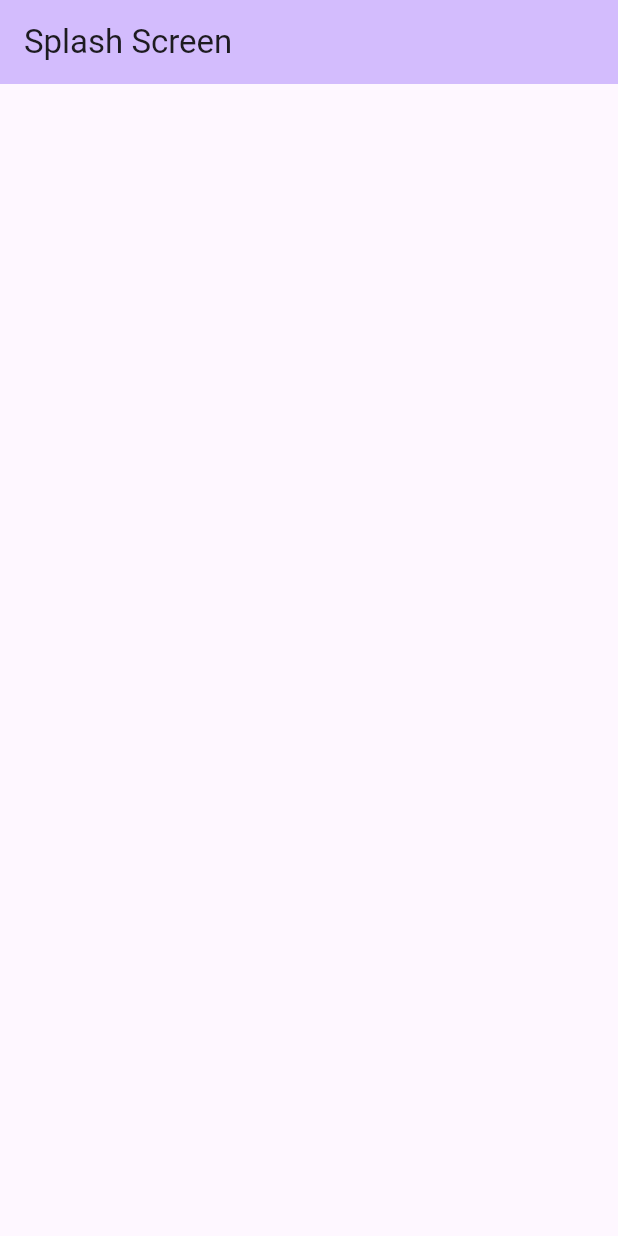
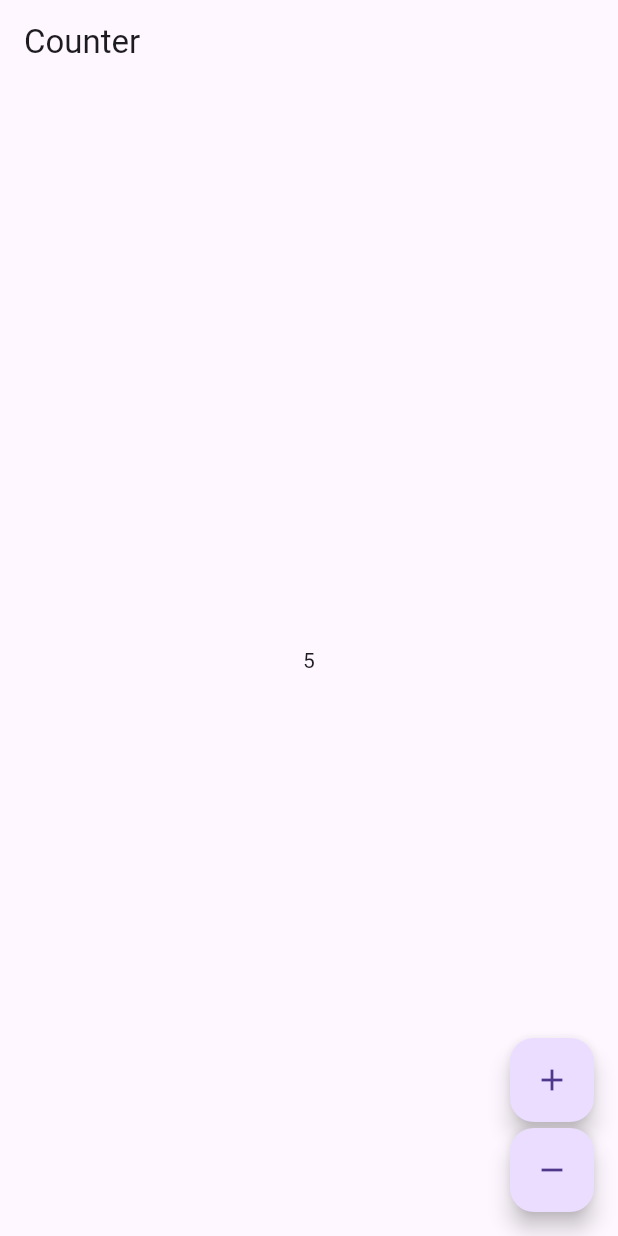
Before and after one commit to Viratcon97/DivideNow, a Flutter app: the screen it shows after launch, after a tap on the "add" icon, on a phone screen of 412 x 824 dp. Run offline on Flutter 3.47's test engine with Material 3 defaults, Android fonts, the light colour scheme and no system bars; our stand-ins replace flutter_bloc.

Commit message:
Bloc Counter Example added.

```diff
--- /dev/null
+++ b/lib/CounterCubit.dart
@@ -0,0 +1,8 @@
+import 'package:flutter_bloc/flutter_bloc.dart';
+
+class CounterCubit extends Cubit<int>{
+  CounterCubit(super.initialState);
+
+  void increment() => emit(state + 1);
+  void decrement() => emit(state - 1);
+}
--- a/lib/main.dart
+++ b/lib/main.dart
@@ -1,4 +1,4 @@
-import 'package:divide_now/ui/SplashScreen.dart';
+import 'package:divide_now/ui/HomeScreen.dart';
 import 'package:divide_now/utils/helper.dart';
 import 'package:flutter/material.dart';
 
@@ -15,60 +15,7 @@ class MyApp extends StatelessWidget {
     return MaterialApp(
       title: 'Flutter Demo',
       theme: Helper.theme(),
-      home: const MyHomePage(title: 'Divide Now'),
+      home: const HomeScreen(title: 'Divide Now'),
     );
   }
 }
-
-class MyHomePage extends StatefulWidget {
-  const MyHomePage({super.key, required this.title});
-
-  final String title;
-
-  @override
-  State<MyHomePage> createState() => _MyHomePageState();
-}
-
-class _MyHomePageState extends State<MyHomePage> {
-  int _counter = 0;
-
-  void _incrementCounter() {
-    setState(() {
-      _counter++;
-    });
-  }
-
-  void nextButtonPress(){
-    Navigator.of(context).push(
-        MaterialPageRoute(builder: (context) => const SplashScreen()));
-  }
-
-  @override
-  Widget build(BuildContext context) {
-    return Scaffold(
-      appBar: AppBar(
-        backgroundColor: Theme.of(context).colorScheme.inversePrimary,
-        title: Text(widget.title),
-      ),
-      body: Center(
-        child: Column(
-          mainAxisAlignment: MainAxisAlignment.center,
-          children: <Widget>[
-            const Text(
-              'You have pushed the button this many times:',
-            ),
-            Text(
-              '$_counter',
-              style: Theme.of(context).textTheme.headlineMedium,
-            ),
-          ],
-        ),
-      ),
-      floatingActionButton: FloatingActionButton(
-        onPressed: nextButtonPress,
-        tooltip: 'Increment',
-        child: const Icon(Icons.add),
-      ), // This trailing comma makes auto-formatting nicer for build methods.
-    );
-  }
-}
--- /dev/null
+++ b/lib/ui/Counter.dart
@@ -0,0 +1,47 @@
+import 'package:divide_now/CounterCubit.dart';
+import 'package:flutter/material.dart';
+import 'package:flutter_bloc/flutter_bloc.dart';
+
+class Counter extends StatelessWidget{
+  const Counter({super.key});
+
+  @override
+  Widget build(BuildContext context) {
+    return MaterialApp(
+      home: BlocProvider(
+        create: (context) => CounterCubit(5),
+        child: CounterScreen(),
+      ),
+    );
+  }
+
+}
+
+class CounterScreen extends StatelessWidget {
+  const CounterScreen({super.key});
+
+  @override
+  Widget build(BuildContext context) {
+    return Scaffold(
+      appBar: AppBar(title: const Text('Counter')),
+      body: BlocBuilder<CounterCubit, int>(
+        builder: (context, count) => Center(child: Text('$count')),
+      ),
+      floatingActionButton: Column(
+        crossAxisAlignment: CrossAxisAlignment.end,
+        mainAxisAlignment: MainAxisAlignment.end,
+        children: <Widget>[
+          FloatingActionButton(
+            child: const Icon(Icons.add),
+            onPressed: () => context.read<CounterCubit>().increment(),
+          ),
+          const SizedBox(height: 4),
+          FloatingActionButton(
+            child: const Icon(Icons.remove),
+            onPressed: () => context.read<CounterCubit>().decrement(),
+          ),
+        ],
+      ),
+    );
+  }
+}
--- /dev/null
+++ b/lib/ui/HomeScreen.dart
@@ -0,0 +1,59 @@
+import 'package:flutter/material.dart';
+import 'Counter.dart';
+
+class HomeScreen extends StatefulWidget {
+  const HomeScreen({super.key, required this.title});
+
+  final String title;
+
+  @override
+  State<HomeScreen> createState() => _MyHomePageState();
+}
+
+class _MyHomePageState extends State<HomeScreen> {
+  int _counter = 0;
+
+
+  void _incrementCounter() {
+    setState(() {
+      _counter++;
+    });
+  }
+
+  void nextButtonPress(){
+    Navigator.of(context).push(
+        MaterialPageRoute(builder: (context) => const Counter()));
+  }
+
+  @override
+  Widget build(BuildContext context) {
+
+
+    return Scaffold(
+      appBar: AppBar(
+        backgroundColor: Theme.of(context).colorScheme.inversePrimary,
+        title: Text(widget.title),
+      ),
+      body: Center(
+        child: Column(
+          mainAxisAlignment: MainAxisAlignment.center,
+          children: <Widget>[
+            const Text(
+              'You have pushed the button this many times:',
+            ),
+            Text(
+
+        '$_counter',
+              style: Theme.of(context).textTheme.headlineMedium,
+            ),
+          ],
+        ),
+      ),
+      floatingActionButton: FloatingActionButton(
+        onPressed: nextButtonPress,
+        tooltip: 'Increment',
+        child: const Icon(Icons.add),
+      ), // This trailing comma makes auto-formatting nicer for build methods.
+    );
+  }
+}
```
Also changed, not shown: pubspec.yaml (+16 -0 lines), pubspec.lock, 2 other files.
